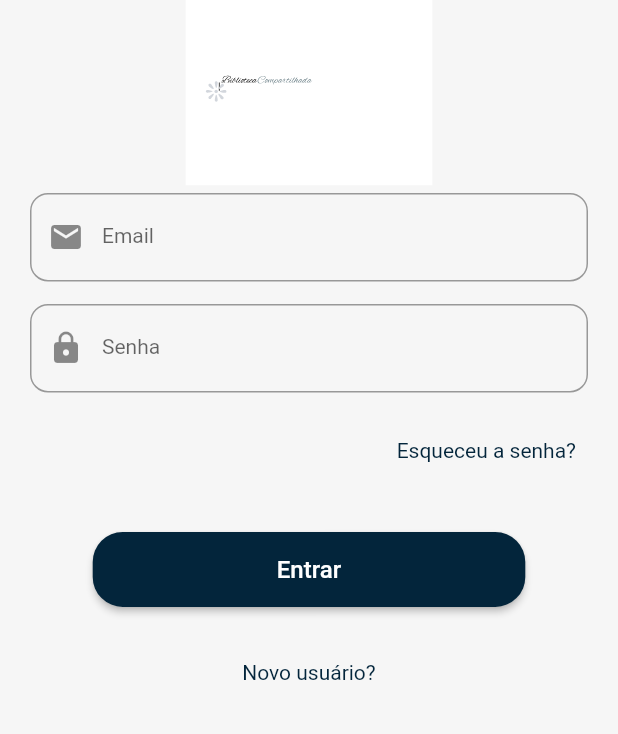
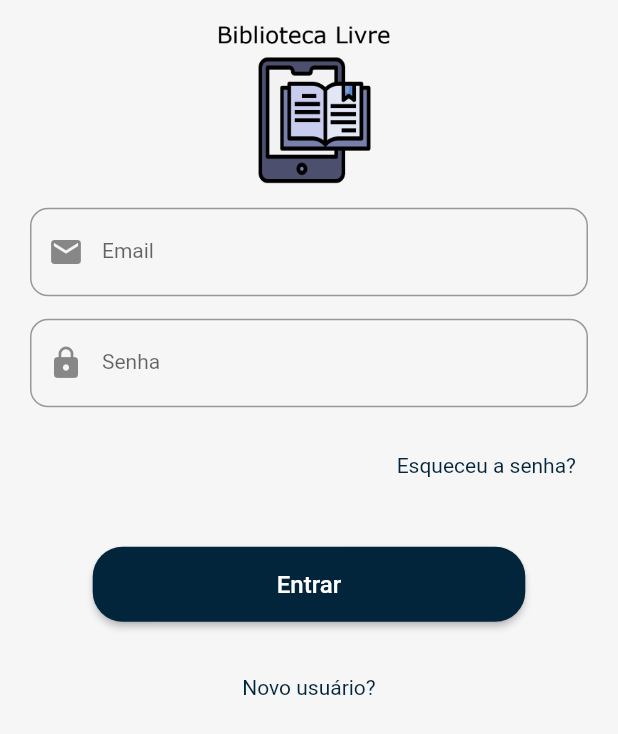
Before and after one commit to HST-Sueoka/BibliotecaLivre, a Flutter app: the screen it shows after launch, on a phone screen of 412 x 824 dp. Shown: the top 734 px of the screen. Run offline on Flutter 3.47's test engine with Material 2 defaults, Android fonts, the phone set to English and light mode, and no system bars; our stand-ins replace cloud_firestore, firebase_auth, firebase_core, flutter_svg, google_fonts; missing offline and left inert: flutter_downloader; accounts and stored records are empty.

Commit message:
Logo inserido, mas não funcionando

```diff
--- a/flutter_application_app/lib/autentificar/pagina_login.dart
+++ b/flutter_application_app/lib/autentificar/pagina_login.dart
@@ -1,7 +1,7 @@
 // ignore_for_file: prefer_const_constructors, sized_box_for_whitespace, prefer_const_literals_to_create_immutables, use_build_context_synchronously
 
 import 'package:flutter/material.dart';
-import 'package:flutter_svg/svg.dart';
+import 'package:flutter_svg/flutter_svg.dart';
 import 'package:google_fonts/google_fonts.dart';
 
 import '../controller/controlador_de_login.dart';
@@ -30,9 +30,10 @@ class _PaginaLoginState extends State<PaginaLogin> {
               Container(
                 padding: EdgeInsets.fromLTRB(20, 0, 20, 5),
                 child: Center(
-                  child: SvgPicture.asset(
+                  child: Image.asset(
                     Auxiliar.imagemLogo,
-                    width: MediaQuery.of(context).size.width * 0.4),
+                    width: MediaQuery.of(context).size.width * 0.4,
+                  ),
                 ),
               ),
               campoTexto('Email', Icons.email, txtEmail),
--- a/flutter_application_app/lib/suporte/suporte.dart
+++ b/flutter_application_app/lib/suporte/suporte.dart
@@ -62,7 +62,7 @@ abstract class Auxiliar {
 
   static const String nomeAplicativo = 'Biblioteca Compartilhada';
 
-  static const String imagemLogo = "assets/images/color-black.svg";
+  static const String imagemLogo = "assets/images/testeLogo.png";
 
   static const String imagemEmDesenvolvimento = "assets/images/helmet.png";
 
--- a/flutter_application_app/pubspec.yaml
+++ b/flutter_application_app/pubspec.yaml
@@ -41,7 +41,7 @@ dependencies:
   firebase_auth: ^4.2.8
   google_fonts: ^4.0.3
   flutter_downloader: ^1.10.2
-  flutter_svg: ^2.0.2
+  flutter_svg: ^2.0.5
   easy_search_bar: ^2.4.2
 
 dev_dependencies:
@@ -71,6 +71,7 @@ flutter:
     - assets/images/
 
 
+
   # An image asset can refer to one or more resolution-specific "variants", see
   # https://flutter.dev/assets-and-images/#resolution-aware
 
```
Also changed, not shown: flutter_application_app/assets/images/color-black.svg (deleted), flutter_application_app/assets/images/color-white.svg (deleted), flutter_application_app/assets/images/helmet.svg (deleted), flutter_application_app/assets/images/logo.png (added), flutter_application_app/assets/images/testeLogo.png (added), flutter_application_app/pubspec.lock.
